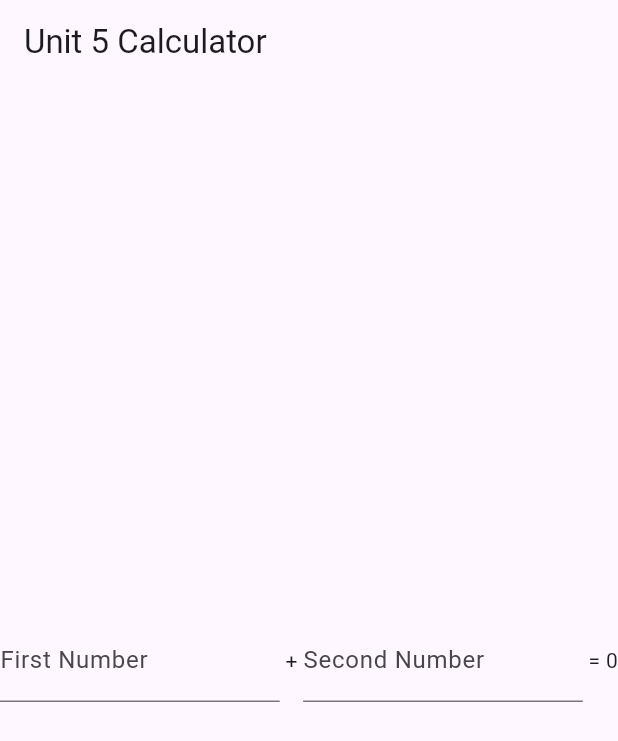
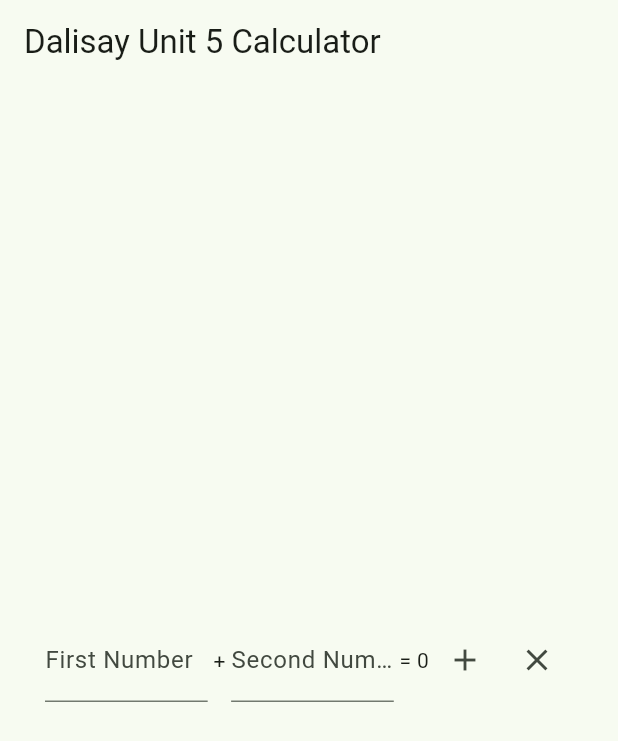
Before and after one commit to keanedalisay/cc206_calculator_dalisay, a Flutter app: the screen it shows after launch, on a phone screen of 412 x 824 dp. Shown: the top 741 px of the screen. Run offline on Flutter 3.47's test engine with Material 3 defaults, Android fonts, the phone set to English and light mode, and no system bars.

Commit message:
Add addition to calculator

```diff
--- a/lib/main.dart
+++ b/lib/main.dart
@@ -13,7 +13,7 @@ class MyApp extends StatelessWidget {
     return MaterialApp(
       title: 'Flutter Demo',
       theme: ThemeData(
-        colorScheme: ColorScheme.fromSeed(seedColor: Colors.deepPurple),
+        colorScheme: ColorScheme.fromSeed(seedColor: Colors.green),
         useMaterial3: true,
       ),
       home: const CalculatorScreen(),
@@ -34,46 +34,60 @@ class _CalculatorScreenState extends State<CalculatorScreen> {
 
   // either use a TextEditingController for each input field to get the value
   TextEditingController add1Controller = TextEditingController();
-
-  // or store each value in the state
-  int firstAddNum = 0;
+  TextEditingController add2Controller = TextEditingController();
 
   @override
   Widget build(BuildContext context) {
     return Scaffold(
       appBar: AppBar(
-        title: const Text("Unit 5 Calculator"),
+        title: const Text("Dalisay Unit 5 Calculator"),
       ),
       body: Column(
         mainAxisAlignment: MainAxisAlignment.spaceAround,
         children: [
           // Add Row
-          Row(
-            mainAxisAlignment: MainAxisAlignment.spaceAround,
+          Container(
+            padding: EdgeInsets.symmetric(vertical: 10, horizontal: 30),
+              child: Row(
                 children: [
                   Expanded(
                     child: TextField(
                       decoration: InputDecoration(labelText: "First Number"),
-                  // update the firstAddNum state
-                  onChanged: (value) {
-                    setState(() {
-                      firstAddNum = int.parse(value);
-                    });
-                  },
+                      keyboardType: TextInputType.number,
+                      controller: add1Controller,
                     ),
                   ),
                   const Text(" + "),
                   Expanded(
                     child: TextField(
                       decoration: InputDecoration(labelText: "Second Number"),
+                      keyboardType: TextInputType.number,
+                      controller: add2Controller,
                     ),
                   ),
 
                   Text(' = $sum'),
                   // 3.a Add an IconButton here
-
+                  IconButton(
+                      onPressed: () {
+                        setState(() {
+                          sum = int.parse(add1Controller.text) +
+                              int.parse(add2Controller.text);
+                        });
+                      },
+                      icon: const Icon(Icons.add)),
                   // b.b Add an button here
+                  IconButton(
+                      onPressed: () {
+                        setState(() {
+                          sum = 0;
+                          add1Controller.clear();
+                          add2Controller.clear();
+                        });
+                      },
+                      icon: const Icon(Icons.clear))
                 ],
+              )
           ),
 
           // 3.c - Add the other operations
```
Lines whose indentation alone changed are shown as unchanged.
